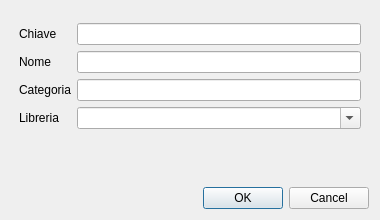
This is gui/DialogCreateMacro.ui in manufino/eSchema as Qt 5 draws it before an edit. The edited form follows.
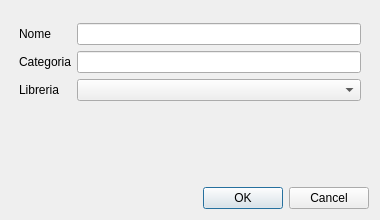
This is the edited form.

Commit message: Auto-generate the macro key; make the new-library choice explicit

The edit to the form file:
```diff
--- a/gui/DialogCreateMacro.ui
+++ b/gui/DialogCreateMacro.ui
@@ -32,58 +32,44 @@
       <number>8</number>
      </property>
      <item row="0" column="0">
-      <widget class="QLabel" name="labelKey">
-       <property name="text">
-        <string>Chiave</string>
-       </property>
-      </widget>
-     </item>
-     <item row="0" column="1">
-      <widget class="QLineEdit" name="txtKey">
-       <property name="toolTip">
-        <string>Identificativo univoco della macro all'interno della libreria (es. R100). Nessuno spazio o parentesi quadra.</string>
-       </property>
-      </widget>
-     </item>
-     <item row="1" column="0">
       <widget class="QLabel" name="labelName">
        <property name="text">
         <string>Nome</string>
        </property>
       </widget>
      </item>
-     <item row="1" column="1">
+     <item row="0" column="1">
       <widget class="QLineEdit" name="txtName">
        <property name="toolTip">
         <string>Nome mostrato nel pannello librerie (es. Resistore 100 ohm).</string>
        </property>
       </widget>
      </item>
-     <item row="2" column="0">
+     <item row="1" column="0">
       <widget class="QLabel" name="labelCategory">
        <property name="text">
         <string>Categoria</string>
        </property>
       </widget>
      </item>
-     <item row="2" column="1">
+     <item row="1" column="1">
       <widget class="QLineEdit" name="txtCategory">
        <property name="toolTip">
         <string>Gruppo sotto cui la macro comparirà nel pannello librerie (es. Resistori).</string>
        </property>
       </widget>
      </item>
-     <item row="3" column="0">
+     <item row="2" column="0">
       <widget class="QLabel" name="labelLibrary">
        <property name="text">
         <string>Libreria</string>
        </property>
       </widget>
      </item>
-     <item row="3" column="1">
+     <item row="2" column="1">
       <widget class="QComboBox" name="cboxLibrary">
        <property name="editable">
-        <bool>true</bool>
+        <bool>false</bool>
        </property>
        <property name="toolTip">
         <string>Solo librerie utente (non standard). Scrivi un nome nuovo per crearne una.</string>
```
Left out of the diff: 2 changed lines with no effect on the pictures. The commit also changes 3 other files.
